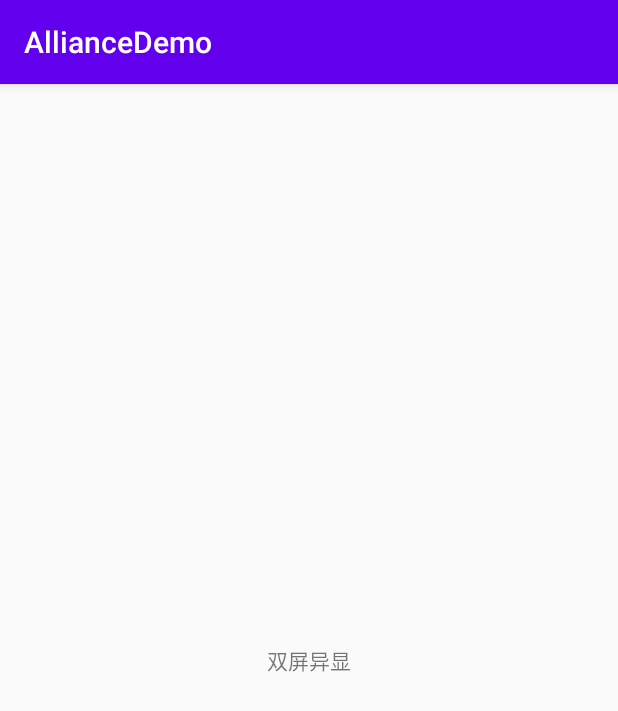
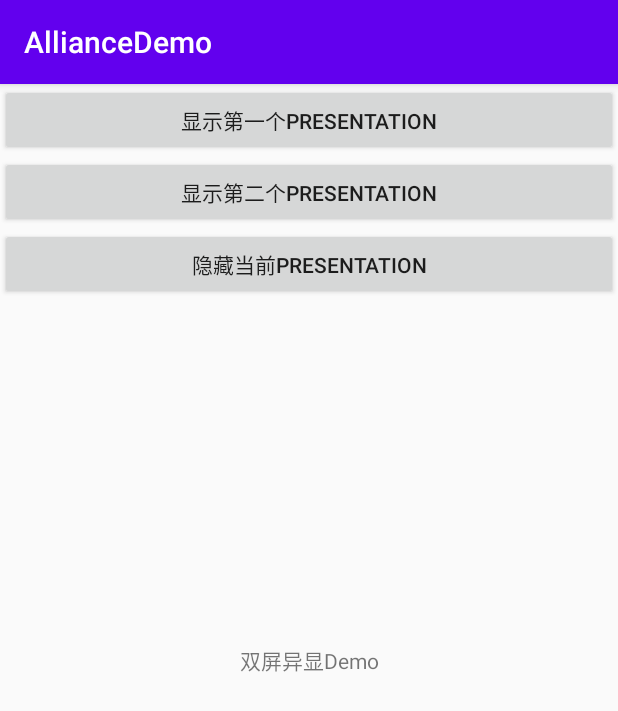
Before and after one commit to yvonne201/RokidGlassMobileDemo, an Android app: the DemoPresentationActivity screen opened directly, with no data from a screen before it, on a phone screen of 412 x 824 dp. Shown: the top 711 px of the screen. Run offline under Robolectric (Android 15) with nearby library versions, the phone set to English and light mode, and no system bars; libraries missing offline, so code that uses them is left out: com.rokid.glass, com.rokid.mcui.

Commit message:
[update] fix presentation demo display error

```diff
--- a/app/src/main/res/layout/activity_demo_presentation.xml
+++ b/app/src/main/res/layout/activity_demo_presentation.xml
@@ -11,8 +11,30 @@
         app:layout_constraintBottom_toBottomOf="parent"
         app:layout_constraintStart_toStartOf="parent"
         app:layout_constraintEnd_toEndOf="parent"
-        android:text="双屏异显"
+        android:text="双屏异显Demo"
         android:layout_width="wrap_content"
         android:layout_height="wrap_content"/>
 
+    <Button
+        app:layout_constraintTop_toTopOf="parent"
+        android:id="@+id/bt_first"
+        android:text="显示第一个presentation"
+        android:layout_width="match_parent"
+        android:layout_height="wrap_content"/>
+
+    <Button
+        app:layout_constraintTop_toBottomOf="@+id/bt_first"
+        android:layout_width="match_parent"
+        android:layout_height="wrap_content"
+        android:text="显示第二个presentation"
+        android:id="@+id/bt_second"/>
+
+    <Button
+        android:layout_width="match_parent"
+        android:layout_height="wrap_content"
+        android:id="@+id/bt_dismiss"
+        app:layout_constraintTop_toBottomOf="@+id/bt_second"
+        android:text="隐藏当前Presentation"
+        />
+
 </androidx.constraintlayout.widget.ConstraintLayout>
```
Also changed, not shown: app/src/main/java/com/rokid/alliancedemo/DemoPresentationActivity.java (+97 -81 lines), app/src/main/res/layout/presentation_demo_layout.xml (+6 -2 lines).
